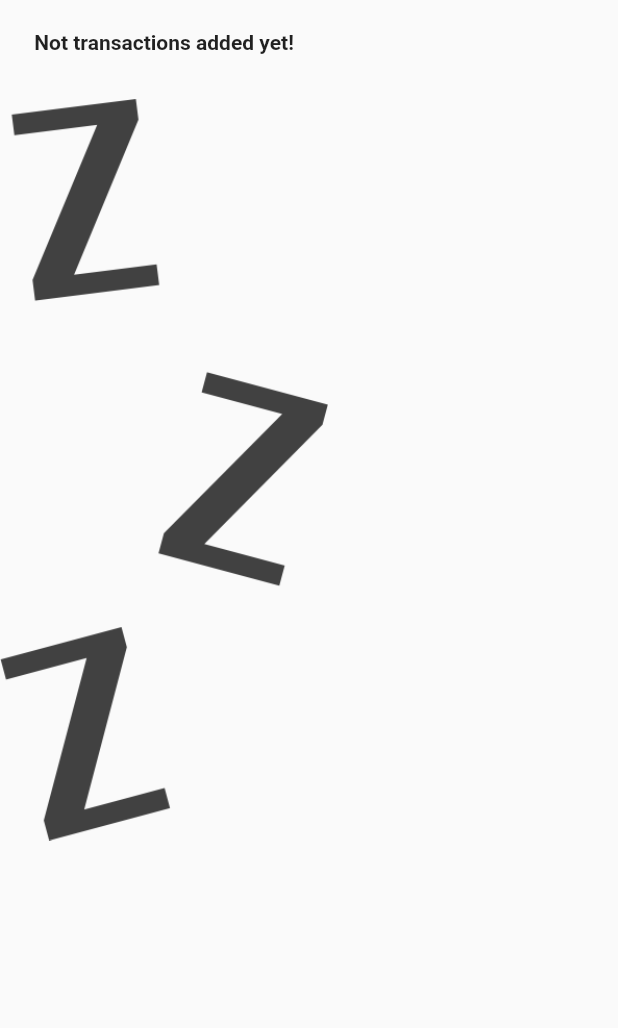
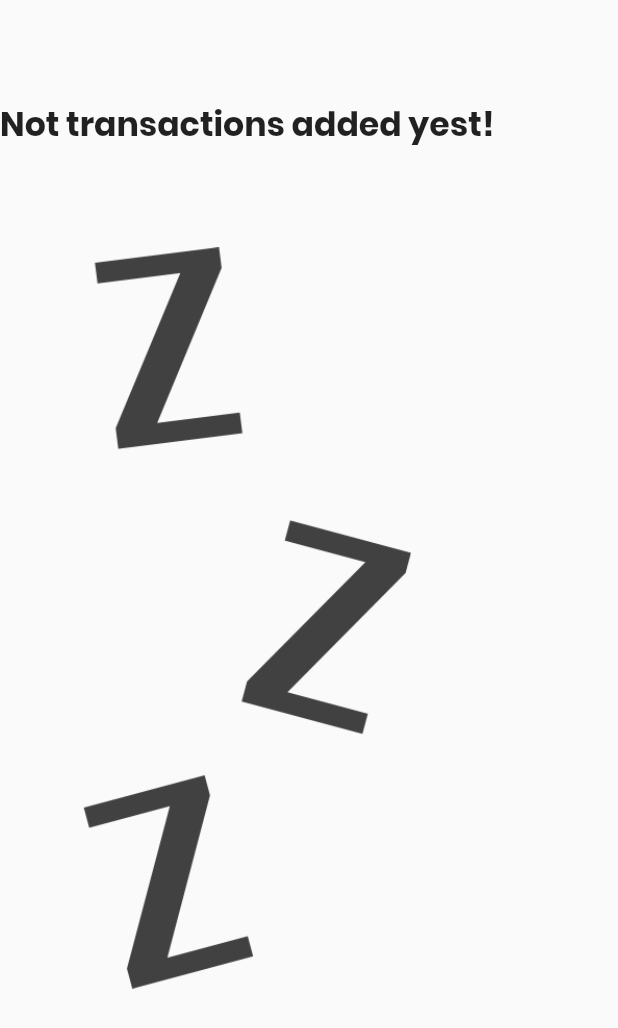
Before and after one commit to innovadeveloper/second_app_flotter, a Flutter app: the TransactionList widget shown alone on an empty page, opened directly with empty values, on a phone screen of 412 x 824 dp. Shown: the top 1028 px of the screen. Run offline on Flutter 3.47's test engine with Material 2 defaults, Android fonts, the phone set to English and light mode, and no system bars.

Commit message:
text style to text next to switch

```diff
--- a/lib/widgets/transaction_list.dart
+++ b/lib/widgets/transaction_list.dart
@@ -17,14 +17,20 @@ class TransactionList extends StatelessWidget {
                 return Column(
                   children: <Widget>[
                     SizedBox(
-                      height: 20,
+                      height: constraints.maxHeight * 0.05,
                     ),
-                    Text(
-                      'Not transactions added yet!',
-                      style: TextStyle(fontWeight: FontWeight.bold),
+                    Container(
+                      height: constraints.maxHeight * 0.10,
+                      width: constraints.maxWidth * 0.8,
+                      child: FittedBox(
+                        child: Text(
+                          'Not transactions added yest!',
+                          style: Theme.of(context).textTheme.headline6,
+                        ),
+                      ),
                     ),
                     SizedBox(
-                      height: 30,
+                      height: constraints.maxHeight * 0.05,
                     ),
                     Container(
                       height: constraints.maxHeight *
@@ -69,10 +75,10 @@ class TransactionList extends StatelessWidget {
                     ),
                     trailing: MediaQuery.of(context).size.width > 460
                         ? FlatButton.icon(
-                            label : Text('Delete'),
+                            label: Text('Delete'),
                             icon: Icon(Icons.delete),
                             textColor: Theme.of(context).errorColor,
-                            onPressed: (){
+                            onPressed: () {
                               deleteTx(transactions[index].id);
                             },
                           )
@@ -85,51 +91,6 @@ class TransactionList extends StatelessWidget {
                           ),
                   ),
                 );
-                // row : 1 - 2 (elements)
-                // return Card(
-                //   elevation: 2,
-                //   child: Row(
-                //     children: <Widget>[
-                //       // container : price
-                //       Container(
-                //         margin: EdgeInsets.symmetric(
-                //           vertical: 10,
-                //           horizontal: 15,
-                //         ),
-                //         decoration: BoxDecoration(
-                //             border: Border.all(
-                //           color: Theme.of(context).primaryColor,
-                //           width: 2,
-                //         )),
-                //         padding: EdgeInsets.all(10),
-                //         child: Text(
-                //           '\$${transactions[index].amount.toStringAsFixed(2)}',
-                //           style: TextStyle(
-                //               color: Theme.of(context).primaryColor,
-                //               fontSize: 20,
-                //               fontWeight: FontWeight.bold),
-                //         ),
-                //       ),
-                //       // column : item data (2 articles)
-                //       Column(
-                //         crossAxisAlignment: CrossAxisAlignment.start,
-                //         children: <Widget>[
-                //           Text(
-                //             '${transactions[index].title}',
-                //             style: TextStyle(
-                //                 fontSize: 16, fontWeight: FontWeight.bold),
-                //           ),
-                //           // Text('${DateFormat('yyyy-MM-dd').format(tx.date)}',
-                //           Text(
-                //             '${DateFormat.yMMMd().format(transactions[index].date)}',
-                //             style: TextStyle(
-                //                 color: Colors.grey),
-                //           ),
-                //         ],
-                //       )
-                //     ],
-                //   ),
-                // );
               },
               itemCount: transactions.length,
               // children: transactions.map((tx) {}).toList(),
```
Also changed, not shown: lib/main.dart (+20 -17 lines).
